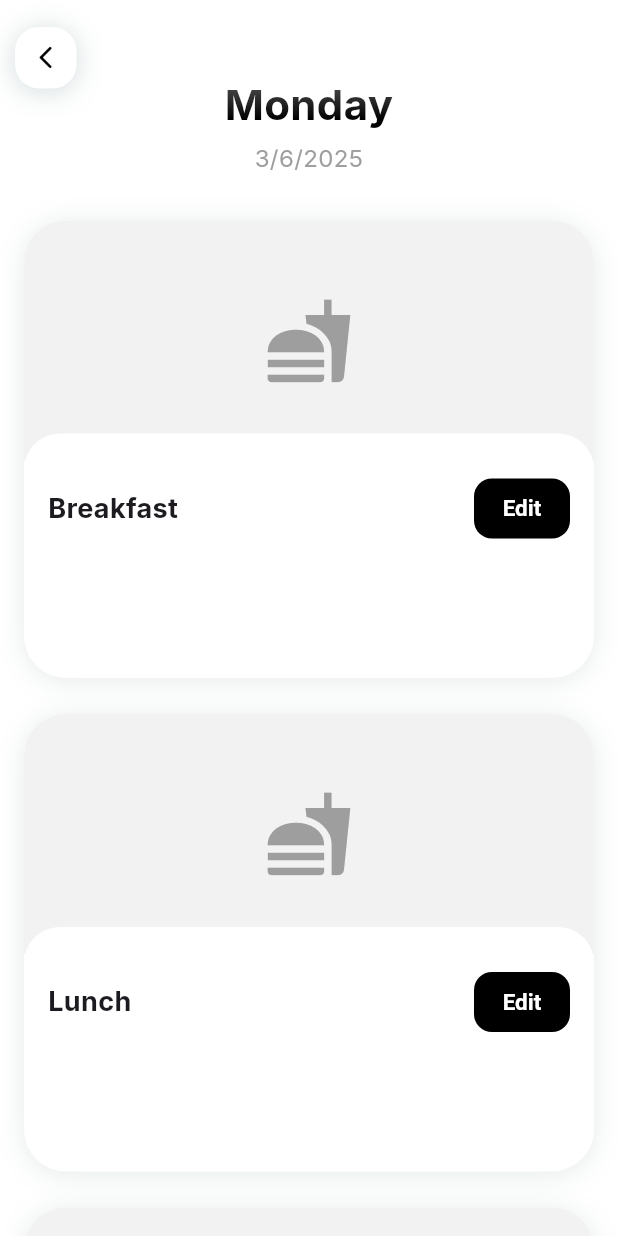
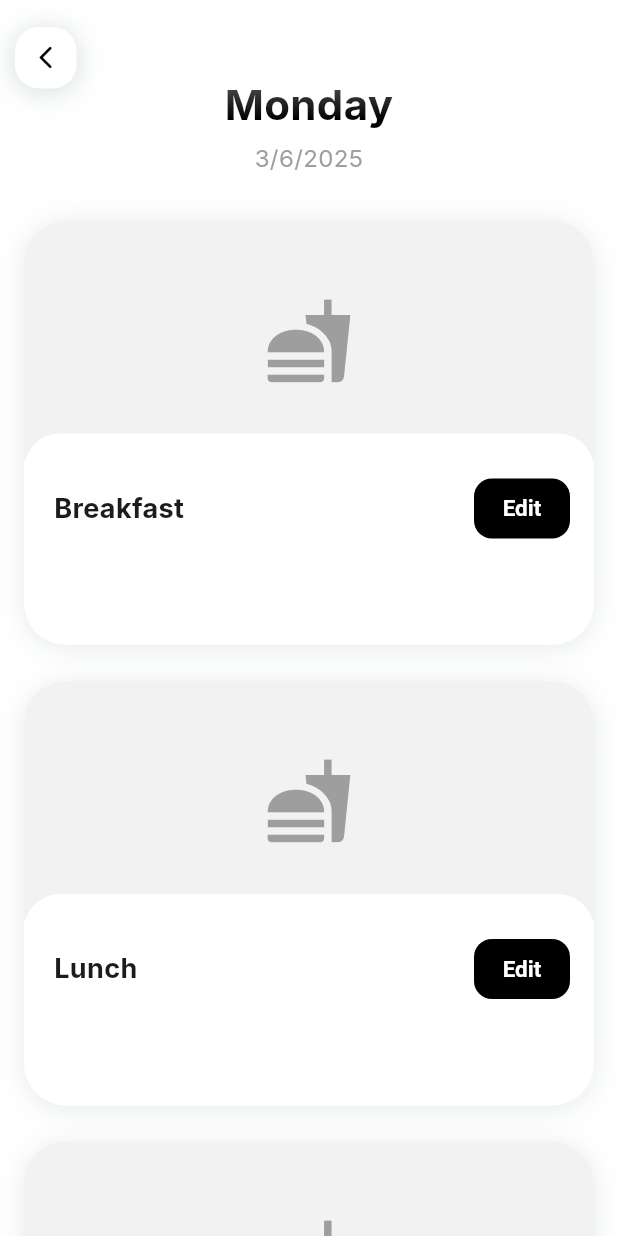
Before and after one commit to josep-cardona/BiteBudget, a Flutter app: the DayMealPlanPage screen opened directly with empty values, on a phone screen of 412 x 824 dp. Run offline on Flutter 3.47's test engine with Material 3 defaults, Android fonts, the phone set to English and light mode, and no system bars; our stand-ins replace cloud_firestore, file_picker, firebase_auth, firebase_core, flutter_svg, go_router and 5 more; accounts and stored records are empty.

Commit message:
GA edit and day meal plan style

```diff
--- a/lib/pages/day_meal_plan_page.dart
+++ b/lib/pages/day_meal_plan_page.dart
@@ -391,7 +391,7 @@ class DayMealCard extends StatelessWidget {
                     color: Colors.white,
                     borderRadius: BorderRadius.circular(24),
                   ),
-                  padding: const EdgeInsets.fromLTRB(16, 26, 16, 22),
+                  padding: const EdgeInsets.fromLTRB(20, 26, 16, 0),
                   child: Column(
                     crossAxisAlignment: CrossAxisAlignment.start,
                     children: [
@@ -419,29 +419,58 @@ class DayMealCard extends StatelessWidget {
                       // Centered property labels at the bottom with margin
                       if (recipe != null)
                         Padding(
-                          padding: const EdgeInsets.only(top: 10, bottom: 2),
-                          child: Row(
-                            mainAxisAlignment: MainAxisAlignment.center,
+                          padding: const EdgeInsets.only(top: 5, bottom: 0),
+                          child: Column(
+                            children: [
+                          SizedBox(height: 30,),
+                          Row(
+                            children: [
+                              Text(
+                                '${recipe!.price}€',
+                                style: TextStyle(
+                                    color: Colors.black,
+                                    fontSize: 20,
+                                    fontFamily: 'Inter',
+                                    fontWeight: FontWeight.w500,
+                                    height: 1.40,
+                                ),
+                              ),
+                              SizedBox(width: 4,),
+                              Text(
+                                '/ ration',
+                                style: TextStyle(
+                                    color: Colors.black.withValues(alpha: 128) /* ✦-_text-text-secondary */,
+                                    fontSize: 12,
+                                    fontFamily: 'Inter',
+                                    fontWeight: FontWeight.w500,
+                                    height: 1.83,
+                                ),
+                            ),
+                            SizedBox(width: 55,),
+
+                            Row(
+                            mainAxisAlignment: MainAxisAlignment.start,
                             children: [
                               _PropertyText(
                                 icon: Icons.local_fire_department,
                                 label: '${recipe!.calories.toStringAsFixed(0)} kcal',
-                                color: const Color(0xFFEF7C3A),
+                                color: Colors.black.withValues(alpha: 128),
                               ),
                               const SizedBox(width: 18),
                               _PropertyText(
                                 icon: Icons.fitness_center,
                                 label: '${recipe!.protein.toStringAsFixed(0)}g protein',
-                                color: const Color(0xFF3A7DFF),
+                                color: Colors.black.withValues(alpha: 128),
                               ),
-                              const SizedBox(width: 18),
-                              _PropertyText(
-                                icon: Icons.euro,
-                                label: '${recipe!.price.toStringAsFixed(2)} €',
-                                color: const Color(0xFF8B6C9F),
-                              ),
+
                             ],
+
                           ),
+
+                          ],
+                          )
+                            ],
+                          )
                         ),
                     ],
                   ),
@@ -465,14 +494,14 @@ class _PropertyText extends StatelessWidget {
   Widget build(BuildContext context) {
     return Row(
       children: [
-        Icon(icon, color: color, size: 18),
+        Icon(icon, color: color, size: 16),
         const SizedBox(width: 4),
         Text(
           label,
           style: TextStyle(
             color: color,
-            fontWeight: FontWeight.w600,
-            fontSize: 14,
+            fontWeight: FontWeight.w500,
+            fontSize: 12,
           ),
         ),
       ],
```
Also changed, not shown: lib/pages/meal_plan_page.dart (+34 -16 lines), lib/services/meal_plan_generator.dart (+13 -5 lines).
